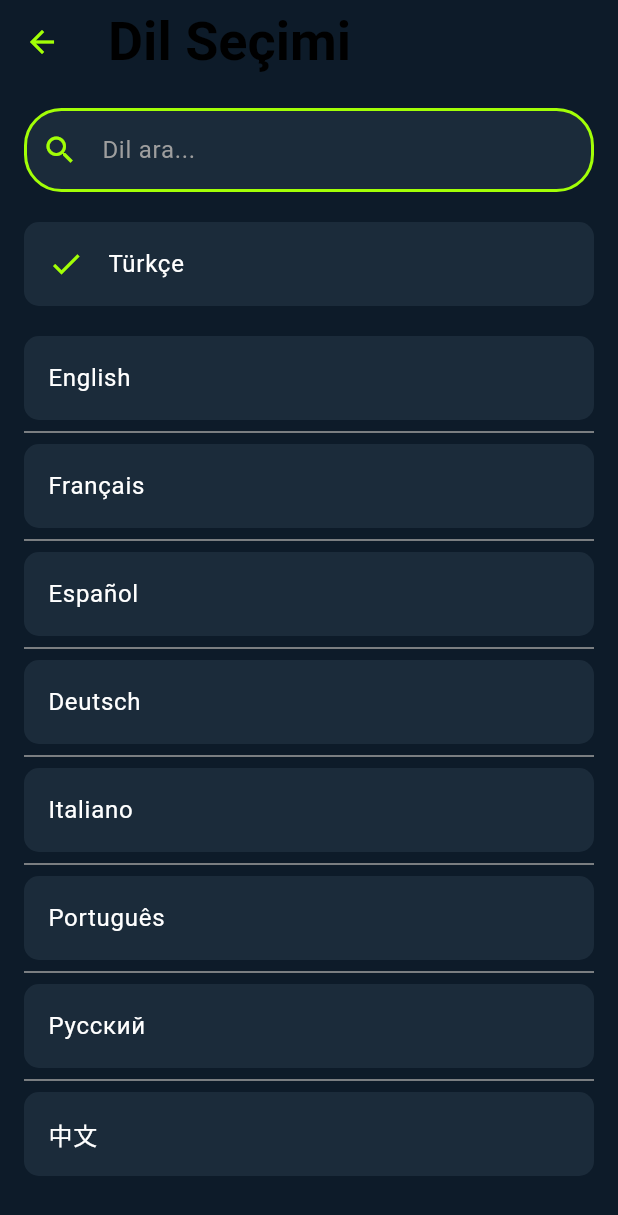
After one commit to SALMN47/israfavcisiguncel, a Flutter app: the dilpage screen opened directly, on a phone screen of 412 x 824 dp. The commit adds this screen. Shown: the top 1215 px of the screen. Run offline on Flutter 3.47's test engine with Material 3 defaults, Android fonts, the phone set to English and light mode, and no system bars; our stand-ins replace carousel_slider, smooth_page_indicator; missing offline and left inert: dart:ffi.

Commit message:
dil sayfası
tamamlanmadı

```diff
--- /dev/null
+++ b/lib/profile/dil.dart
@@ -0,0 +1,142 @@
+import 'package:flutter/material.dart';
+import 'package:israfavcisi/constants/appconstants.dart';
+
+class dilpage extends StatefulWidget {
+  const dilpage({super.key});
+
+  @override
+  State<dilpage> createState() => _dilpageState();
+}
+
+class _dilpageState extends State<dilpage> {
+  TextEditingController searchController = TextEditingController();
+  String selectedLanguage = "Türkçe";
+  List<String> languages = [
+    "Türkçe",
+    "English",
+    "Français",
+    "Español",
+    "Deutsch",
+    "Italiano",
+    "Português",
+    "Русский",
+    "中文",
+  ];
+
+  List<String> filteredLanguages = [];
+
+  @override
+  void initState() {
+    super.initState();
+    filteredLanguages = _languageListExcludingSelected();
+  }
+
+  List<String> _languageListExcludingSelected() {
+    return languages.where((lang) => lang != selectedLanguage).toList();
+  }
+
+  void _filterLanguages(String query) {
+    setState(() {
+      if (query.isEmpty) {
+        filteredLanguages = _languageListExcludingSelected();
+      } else {
+        filteredLanguages = languages
+            .where((lang) =>
+                lang.toLowerCase().contains(query.toLowerCase()) &&
+                lang != selectedLanguage)
+            .toList();
+      }
+    });
+  }
+
+  @override
+  Widget build(BuildContext context) {
+    return Scaffold(
+      backgroundColor: Appcolors.blackBackgroundColor,
+      appBar: AppBar(
+        backgroundColor: Appcolors.blackBackgroundColor,
+        iconTheme: const IconThemeData(color: Appcolors.greenBackground),
+        title: Text(
+          "Dil Seçimi",
+          style: AppTextStyles.headline2,
+        ),
+      ),
+      body: Padding(
+        padding: const EdgeInsets.all(16.0),
+        child: Column(
+          children: [
+            // Arama kutucuğu
+            TextField(
+              controller: searchController,
+              onChanged: _filterLanguages,
+              style: AppTextStyles.subText,
+              cursorColor: Appcolors.greenBackground,
+              decoration: InputDecoration(
+                hintText: "Dil ara...",
+                hintStyle: AppTextStyles.subText.copyWith(color: Colors.grey),
+                filled: true,
+                fillColor: const Color(0xFF1B2B3A),
+                enabledBorder: OutlineInputBorder(
+                  borderRadius: BorderRadius.circular(25),
+                  borderSide: const BorderSide(
+                      color: Appcolors.greenBackground, width: 2),
+                ),
+                focusedBorder: OutlineInputBorder(
+                  borderRadius: BorderRadius.circular(25),
+                  borderSide: const BorderSide(
+                      color: Appcolors.greenBackground, width: 2),
+                ),
+                prefixIcon:
+                    const Icon(Icons.search, color: Appcolors.greenBackground),
+              ),
+            ),
+            const SizedBox(height: 20),
+            // Seçili dili gösteren ListTile
+            ListTile(
+              leading:
+                  const Icon(Icons.check, color: Appcolors.greenBackground),
+              title: Text(
+                selectedLanguage,
+                style: AppTextStyles.subText,
+              ),
+              tileColor: const Color(0xFF1B2B3A),
+              shape: RoundedRectangleBorder(
+                borderRadius: BorderRadius.circular(10),
+              ),
+            ),
+            const SizedBox(height: 20),
+            // Diğer dilleri gösteren kaydırılabilir liste
+            Expanded(
+              child: ListView.separated(
+                itemCount: filteredLanguages.length,
+                separatorBuilder: (context, index) => const Divider(
+                  color: Colors.grey,
+                ),
+                itemBuilder: (context, index) {
+                  final lang = filteredLanguages[index];
+                  return ListTile(
+                    title: Text(
+                      lang,
+                      style: AppTextStyles.subText,
+                    ),
+                    tileColor: const Color(0xFF1B2B3A),
+                    shape: RoundedRectangleBorder(
+                      borderRadius: BorderRadius.circular(10),
+                    ),
+                    onTap: () {
+                      setState(() {
+                        selectedLanguage = lang;
+                        searchController.clear();
+                        filteredLanguages = _languageListExcludingSelected();
+                      });
+                    },
+                  );
+                },
+              ),
+            ),
+          ],
+        ),
+      ),
+    );
+  }
+}
--- a/lib/profile/profile1.dart
+++ b/lib/profile/profile1.dart
@@ -1,6 +1,7 @@
 import 'package:flutter/material.dart';
 import 'package:israfavcisi/constants/appconstants.dart';
 import 'package:israfavcisi/profile/degistir.dart';
+import 'package:israfavcisi/profile/dil.dart';
 import 'package:israfavcisi/profile/duzenle.dart';
 
 class Profile1 extends StatefulWidget {
@@ -129,7 +130,14 @@ class _Profile1State extends State<Profile1> {
           list(context, 'Favorilerim', Icons.favorite_outline, () {}),
           list(context, 'Görüşlerim', Icons.star_outline, () {}),
           list(context, 'Tarih', Icons.date_range_outlined, () {}),
-          list(context, 'Dil', Icons.flag_outlined, () {}),
+          list(context, 'Dil', Icons.flag_outlined, () {
+            Navigator.push(
+              context,
+              MaterialPageRoute(
+                builder: (context) => const dilpage(),
+              ),
+            );
+          }),
           list(context, 'Şifreyi Değiştir', Icons.key_rounded, () {
             Navigator.push(context,
                 MaterialPageRoute(builder: (context) => const degistirPage()));
```
Also changed, not shown: 10 other files.
